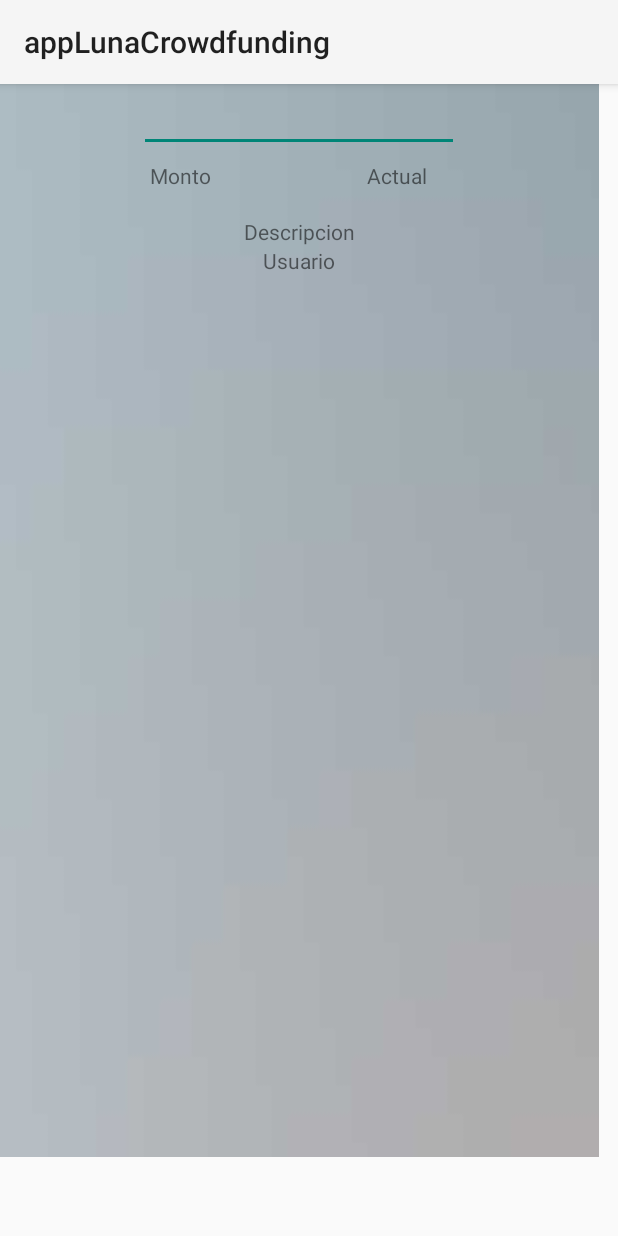
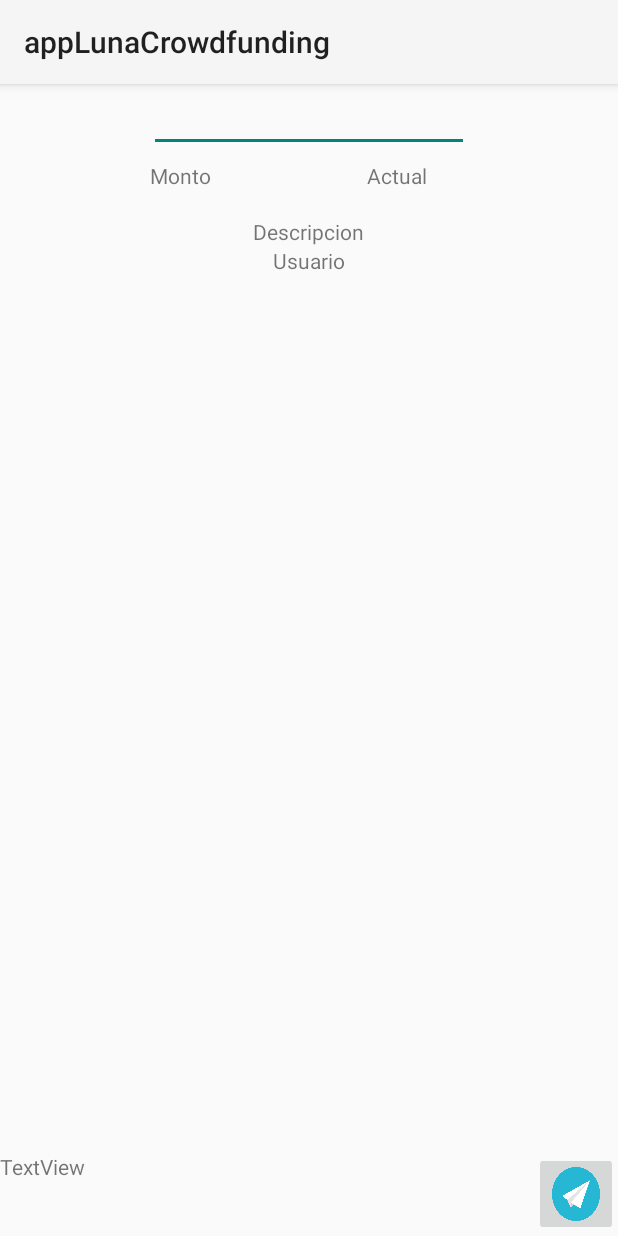
Before and after one commit to luchizina/movilLuna, an Android app: the traerProp screen opened directly, with no data from a screen before it, on a phone screen of 412 x 824 dp. Run offline under Robolectric (Android 15) with nearby library versions, the phone set to English and light mode, and no system bars.

Commit message:
Merge branch 'master' of https://github.com/luchizina/movilLuna
# Conflicts:
#	app/src/main/AndroidManifest.xml
#	app/src/main/java/com/example/applunacrowdfunding/ver_propuesta.java
#	app/src/main/res/layout/activity_main.xml
#	app/src/main/res/layout/activity_traer_prop.xml
#	app/src/main/res/layout/activity_ver_propuesta.xml

```diff
--- a/app/src/main/res/layout/activity_traer_prop.xml
+++ b/app/src/main/res/layout/activity_traer_prop.xml
@@ -1,21 +1,49 @@
 <?xml version="1.0" encoding="utf-8"?>
-<androidx.constraintlayout.widget.ConstraintLayout xmlns:android="http://schemas.android.com/apk/res/android"
+<RelativeLayout xmlns:android="http://schemas.android.com/apk/res/android"
     xmlns:app="http://schemas.android.com/apk/res-auto"
     xmlns:tools="http://schemas.android.com/tools"
-    android:layout_width="match_parent"
-    android:layout_height="match_parent"
+    android:layout_width="fill_parent"
+    android:layout_height="fill_parent"
+    android:orientation="horizontal"
     tools:context=".traerProp">
 
-    <RelativeLayout
-        android:layout_width="399dp"
+
+        android:id="@+id/relativeLayout"
+        android:layout_width="0dp"
         android:layout_height="715dp"
+        android:layout_marginStart="6dp"
+        android:layout_marginLeft="6dp"
+        android:layout_marginTop="4dp"
+        android:layout_marginEnd="6dp"
+        android:layout_marginRight="6dp"
         android:background="@drawable/person_7"
         android:orientation="horizontal"
-        tools:layout_editor_absoluteX="6dp"
-        tools:layout_editor_absoluteY="0dp"
+        app:layout_constraintEnd_toEndOf="parent"
+        app:layout_constraintHorizontal_bias="1.0"
+        app:layout_constraintStart_toStartOf="parent"
+        app:layout_constraintTop_toTopOf="parent"
         tools:ignore="MissingConstraints">
 
-        <EditText
+    <TextView
+        android:id="@+id/textView6"
+        android:layout_width="match_parent"
+        android:layout_height="56dp"
+        android:layout_alignParentLeft="true"
+        android:layout_alignParentBottom="true"
+        android:layout_toStartOf="@id/imageButton3"
+        android:text="TextView"
+        android:layout_toLeftOf="@id/imageButton3" />
+
+    <ImageButton
+        android:id="@+id/imageButton3"
+        android:layout_width="56dp"
+        android:layout_height="56dp"
+        android:layout_alignParentRight="true"
+        android:layout_alignParentBottom="true"
+        android:scaleType="fitXY"
+        android:src="@drawable/sendstuff" />
+
+    <EditText
             android:id="@+id/txtNombre"
             android:layout_width="wrap_content"
             android:layout_height="wrap_content"
@@ -69,6 +97,4 @@
             android:layout_centerHorizontal="true"
             android:text="Usuario" />
 
-
     </RelativeLayout>
-</androidx.constraintlayout.widget.ConstraintLayout>
--- a/build.gradle
+++ b/build.gradle
@@ -7,7 +7,7 @@
 
     }
     dependencies {
-        classpath 'com.android.tools.build:gradle:3.4.0'
+        classpath 'com.android.tools.build:gradle:3.4.1'
 
         // NOTE: Do not place your application dependencies here; they belong
         // in the individual module build.gradle files
```
Also changed, not shown: app/src/main/res/drawable/sendstuff.png (added).
